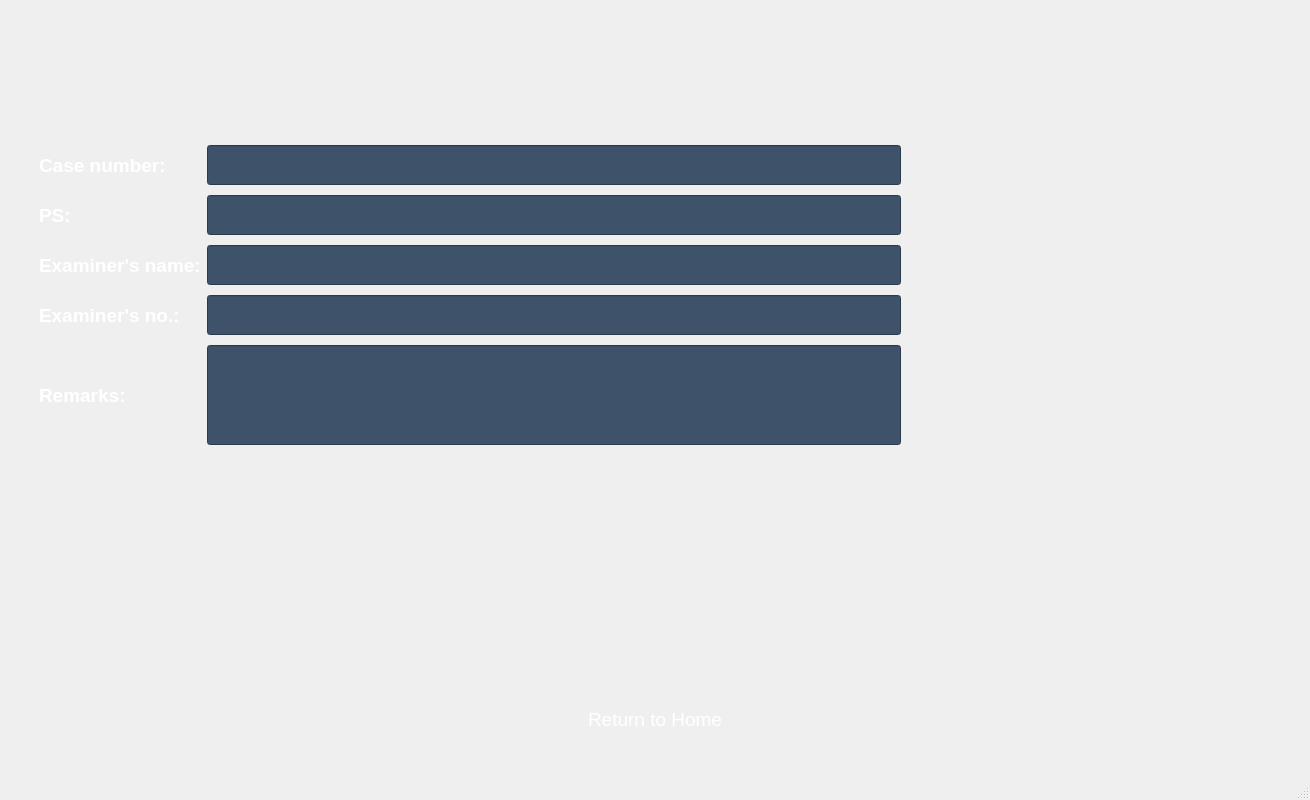
First picture: the form in UI_Designs/Page_2.ui, repository faizan-185/FaceAI, before the edit.
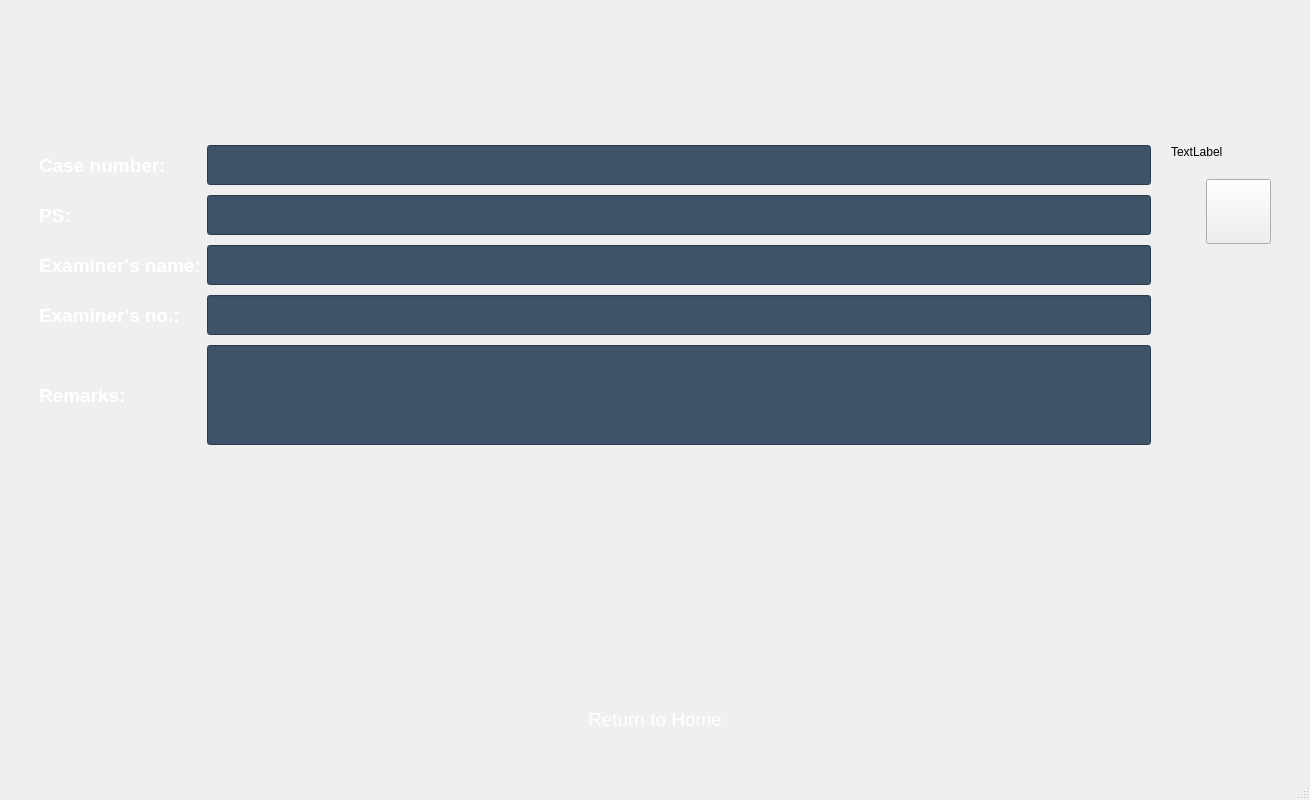
Second picture: the form after the edit. Icons and pictures are not drawn.

Patch:
```diff
--- a/UI_Designs/Page_2.ui
+++ b/UI_Designs/Page_2.ui
@@ -345,44 +345,54 @@
          </layout>
         </item>
         <item>
-         <layout class="QVBoxLayout" name="verticalLayout_2" stretch="1,0">
+         <layout class="QVBoxLayout" name="verticalLayout_2" stretch="0,0,0">
           <item>
-           <widget class="QLabel" name="label_8">
+           <widget class="QLabel" name="label">
+            <property name="text">
+             <string>TextLabel</string>
+            </property>
+           </widget>
+          </item>
+          <item>
+           <widget class="QPushButton" name="pushButton">
+            <property name="enabled">
+             <bool>true</bool>
+            </property>
             <property name="sizePolicy">
              <sizepolicy hsizetype="Expanding" vsizetype="Expanding">
               <horstretch>0</horstretch>
               <verstretch>0</verstretch>
              </sizepolicy>
             </property>
-            <property name="minimumSize">
+            <property name="maximumSize">
+             <size>
+              <width>65</width>
+              <height>65</height>
+             </size>
+            </property>
+            <property name="sizeIncrement">
              <size>
               <width>0</width>
               <height>0</height>
              </size>
             </property>
-            <property name="maximumSize">
-             <size>
-              <width>350</width>
-              <height>350</height>
-             </size>
+            <property name="toolTip">
+             <string>Upload</string>
             </property>
-            <property name="cursor">
-             <cursorShape>PointingHandCursor</cursorShape>
-            </property>
-            <property name="autoFillBackground">
-             <bool>false</bool>
+            <property name="layoutDirection">
+             <enum>Qt::RightToLeft</enum>
             </property>
             <property name="styleSheet">
-             <string notr="true">background: none;</string>
+             <string notr="true"/>
             </property>
             <property name="text">
              <string/>
             </property>
-            <property name="pixmap">
-             <pixmap resource="../images/images.qrc">:/newPrefix/Group 68.png</pixmap>
-            </property>
-            <property name="scaledContents">
-             <bool>true</bool>
+            <property name="iconSize">
+             <size>
+              <width>65</width>
+              <height>65</height>
+             </size>
             </property>
            </widget>
           </item>
```
Left out of the diff: 23 changed lines with no effect on the pictures.
